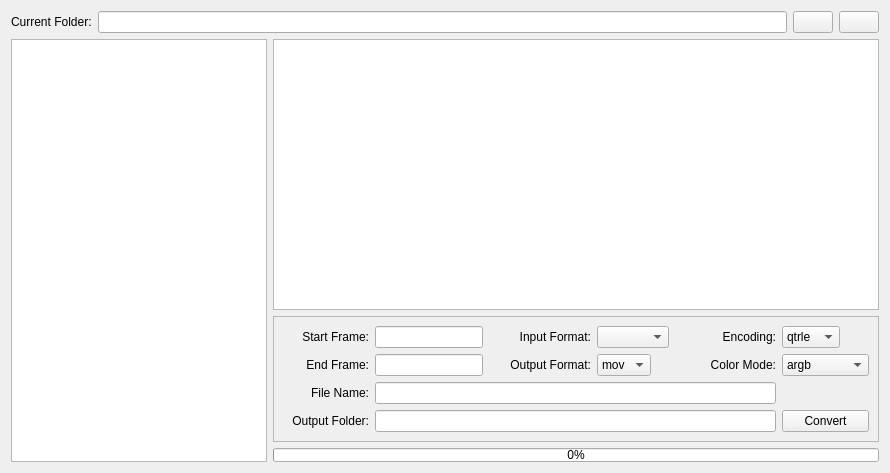
The window that uiFiles/file_converter.ui (sanath111/FileConverter) describes before a commit, drawn with Qt 5.
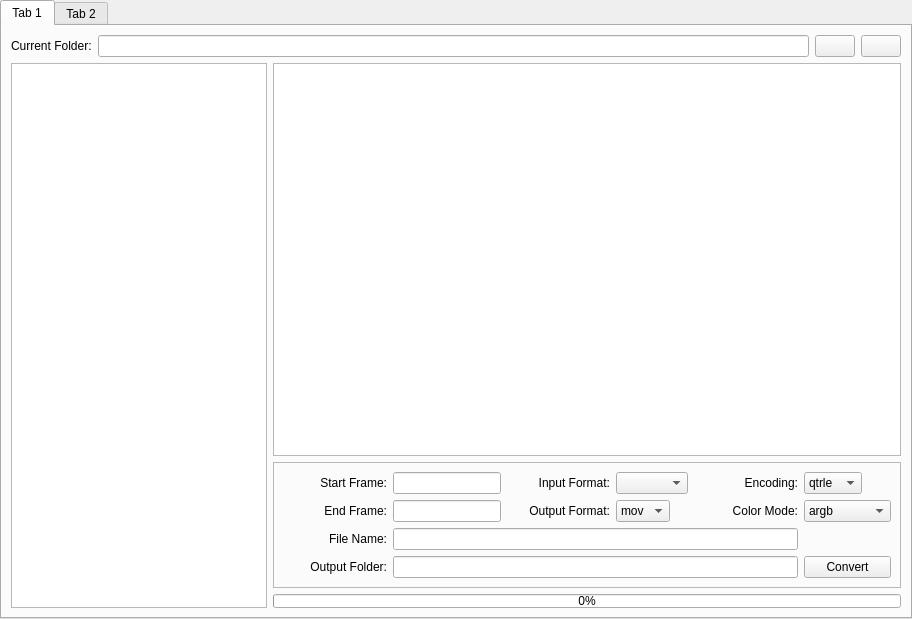
The same window after the commit.

The edit to the form file:
```diff
--- a/uiFiles/file_converter.ui
+++ b/uiFiles/file_converter.ui
@@ -6,8 +6,8 @@
    <rect>
     <x>0</x>
     <y>0</y>
-    <width>890</width>
-    <height>473</height>
+    <width>912</width>
+    <height>619</height>
    </rect>
   </property>
   <property name="windowTitle">
@@ -16,6 +16,37 @@
   <property name="styleSheet">
    <string notr="true"/>
   </property>
+  <layout class="QGridLayout" name="gridLayout_3">
+   <property name="leftMargin">
+    <number>0</number>
+   </property>
+   <property name="topMargin">
+    <number>0</number>
+   </property>
+   <property name="rightMargin">
+    <number>0</number>
+   </property>
+   <property name="bottomMargin">
+    <number>0</number>
+   </property>
+   <item row="0" column="0" rowspan="2">
+    <widget class="QTabWidget" name="tabWidget">
+     <property name="tabShape">
+      <enum>QTabWidget::Rounded</enum>
+     </property>
+     <property name="currentIndex">
+      <number>0</number>
+     </property>
+     <property name="tabsClosable">
+      <bool>false</bool>
+     </property>
+     <property name="movable">
+      <bool>true</bool>
+     </property>
+     <widget class="QWidget" name="tab">
+      <attribute name="title">
+       <string>Tab 1</string>
+      </attribute>
   <layout class="QGridLayout" name="gridLayout_2">
    <item row="1" column="1">
     <widget class="QListView" name="listFiles"/>
@@ -320,6 +351,15 @@
      <property name="sortingEnabled">
       <bool>true</bool>
      </property>
+        </widget>
+       </item>
+      </layout>
+     </widget>
+     <widget class="QWidget" name="tab_2">
+      <attribute name="title">
+       <string>Tab 2</string>
+      </attribute>
+     </widget>
     </widget>
    </item>
   </layout>
```
Left out of the diff: 56 changed lines with no effect on the pictures. Lines whose indentation alone changed are shown as unchanged.
